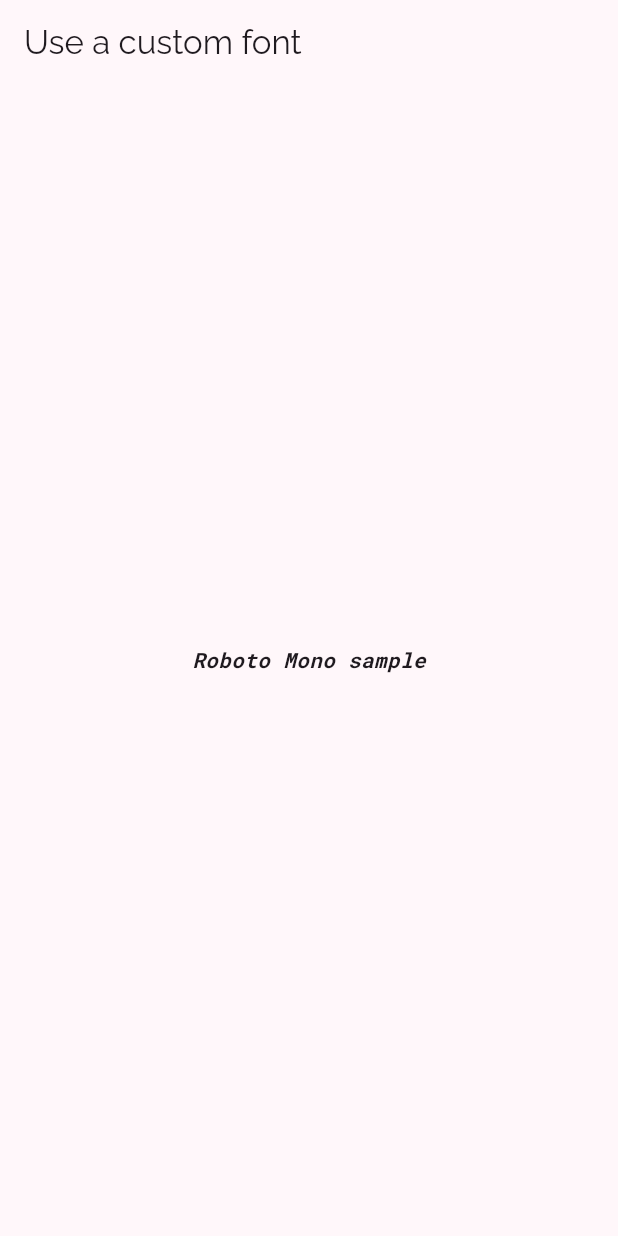
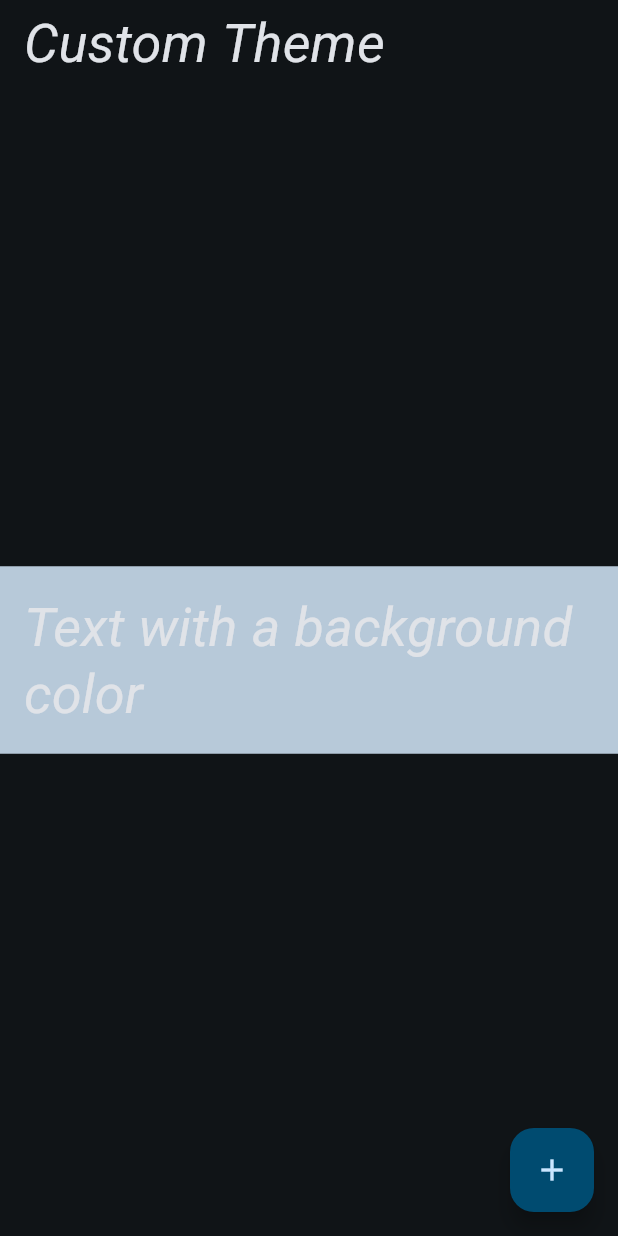
Before and after one commit to Igothics/Practice_Flutter_UI, a Flutter app: the screen it shows after launch, on a phone screen of 412 x 824 dp. Run offline on Flutter 3.47's test engine with Material 2 defaults, Android fonts, the phone set to English and light mode, and no system bars; our stand-ins replace dynamic_color, google_fonts.

Commit message:
Use themes to share colors and font styles

```diff
--- a/lib/main.dart
+++ b/lib/main.dart
@@ -1,5 +1,6 @@
 import 'package:dynamic_color/dynamic_color.dart';
 import 'package:flutter/material.dart';
+import 'package:google_fonts/google_fonts.dart';
 
 void main() {
   runApp(const MyApp());
@@ -11,13 +12,19 @@ class MyApp extends StatelessWidget {
   @override
   Widget build(BuildContext context) {
     return MaterialApp(
-      title: "Design Practice : Use a custom font",
+      title: "Design Practice : Use themes to share colors and font styles",
       theme: ThemeData(
-        fontFamily: 'Raleway',
         colorScheme: ColorScheme.fromSeed(
-          seedColor: Colors.purple,
-          brightness: Brightness.light,).harmonized(),
+          seedColor: Colors.lightBlue,
+          brightness: Brightness.dark,
+        ),
         useMaterial3: true,
+        fontFamily: GoogleFonts.notoSansGeorgian().fontFamily,
+        textTheme: TextTheme(
+          headline1: const TextStyle(fontSize: 72, fontWeight: FontWeight.bold),
+          headline6: const TextStyle(fontSize: 36, fontStyle: FontStyle.italic),
+          bodyText2: TextStyle(fontSize: 14, fontFamily: GoogleFonts.hind().fontFamily),
+        ),
       ),
       home: const HomePage(),
     );
@@ -29,16 +36,28 @@ class HomePage extends StatelessWidget {
 
   @override
   Widget build(BuildContext context) {
+    final theme = Theme.of(context);
     return Scaffold(
-      appBar: AppBar(title: const Text("Use a custom font",),),
-      body: const Center(
-        child: Text(
-          "Roboto Mono sample",
-          style: TextStyle(
-            fontStyle: FontStyle.italic,
-            fontFamily: 'RobotoMono',
-            fontWeight: FontWeight.bold,
+      appBar: AppBar(
+        title: const Text(
+          "Custom Theme",
+        ),
+      ),
+      body: Center(
+        child: Container(
+          padding: const EdgeInsets.all(16.0),
+          color: theme.colorScheme.secondary,
+          child: Text(
+            "Text with a background color",
+            style: theme.textTheme.headline6,
           ),
+        ),
+      ),
+      floatingActionButton: Theme(
+        data: theme.copyWith(splashColor: Colors.yellow),
+        child: FloatingActionButton(
+          onPressed: () {},
+          child: const Icon(Icons.add),
         ),
       ),
     );
```
Also changed, not shown: pubspec.yaml (+1 -12 lines), lib/fonts/Raleway-Italic.ttf (deleted), lib/fonts/Raleway-Regular.ttf (deleted), lib/fonts/RobotoMono-Bold.ttf (deleted), lib/fonts/RobotoMono-Regular.ttf (deleted), pubspec.lock.
